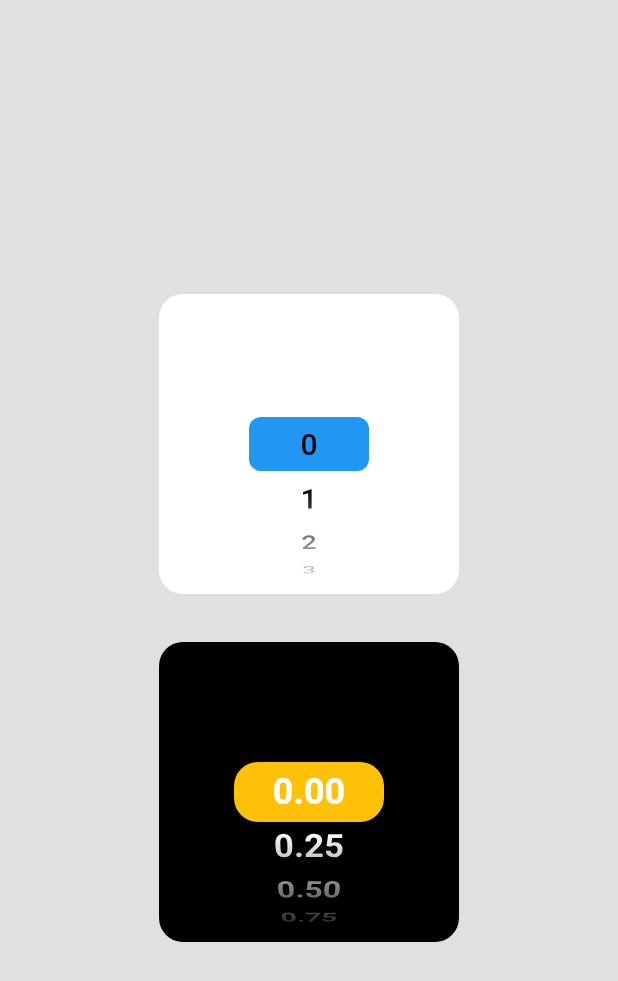
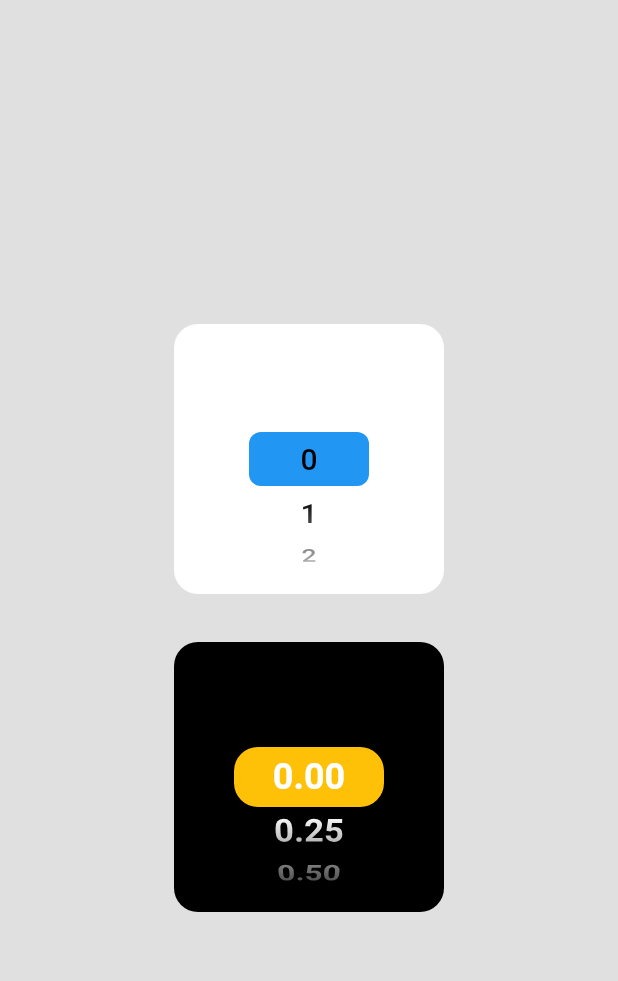
Before and after one commit to AlexLomm/selector_wheel, a Flutter app: the screen it shows after launch, on a phone screen of 412 x 824 dp. Shown: the top 981 px of the screen. Run offline on Flutter 3.47's test engine with Material 2 defaults, Android fonts, the phone set to English and light mode, and no system bars; our stand-ins replace freezed_annotation.

Commit message:
Change Container sizes in the example

```diff
--- a/example/lib/main.dart
+++ b/example/lib/main.dart
@@ -89,8 +89,8 @@ class _Background extends StatelessWidget {
   @override
   Widget build(BuildContext context) {
     return Container(
-      width: 200.0,
-      height: 200.0,
+      width: 180.0,
+      height: 180.0,
       decoration: BoxDecoration(
         borderRadius: BorderRadius.circular(16.0),
         color: Theme.of(context).colorScheme.surface,
```
